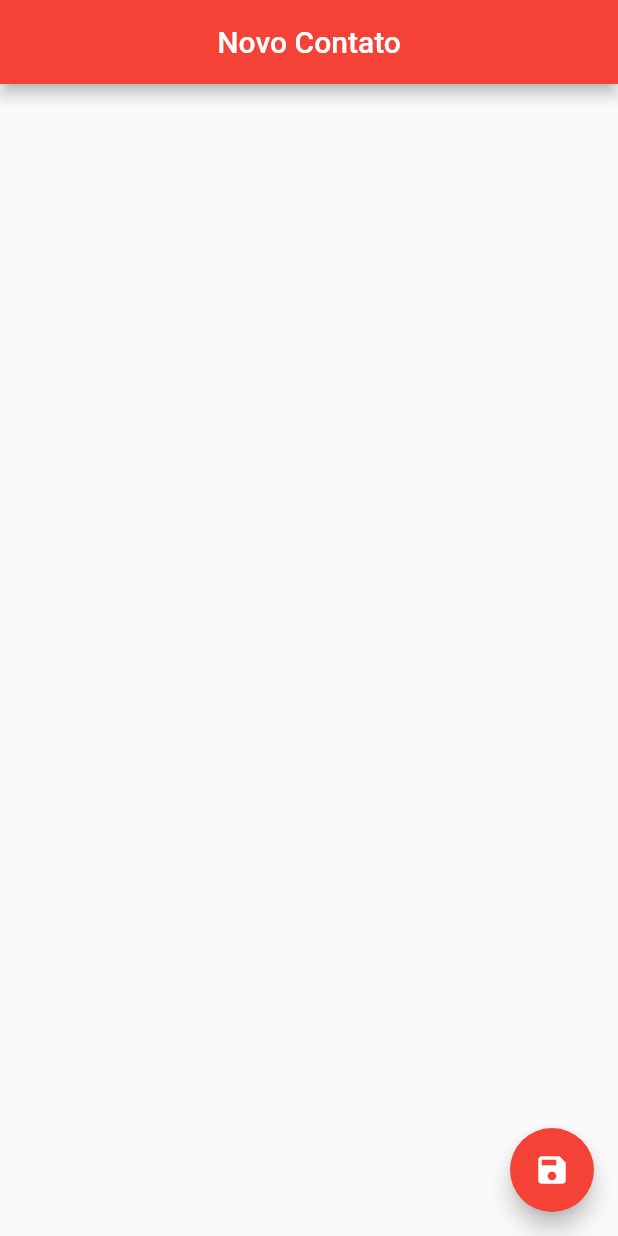
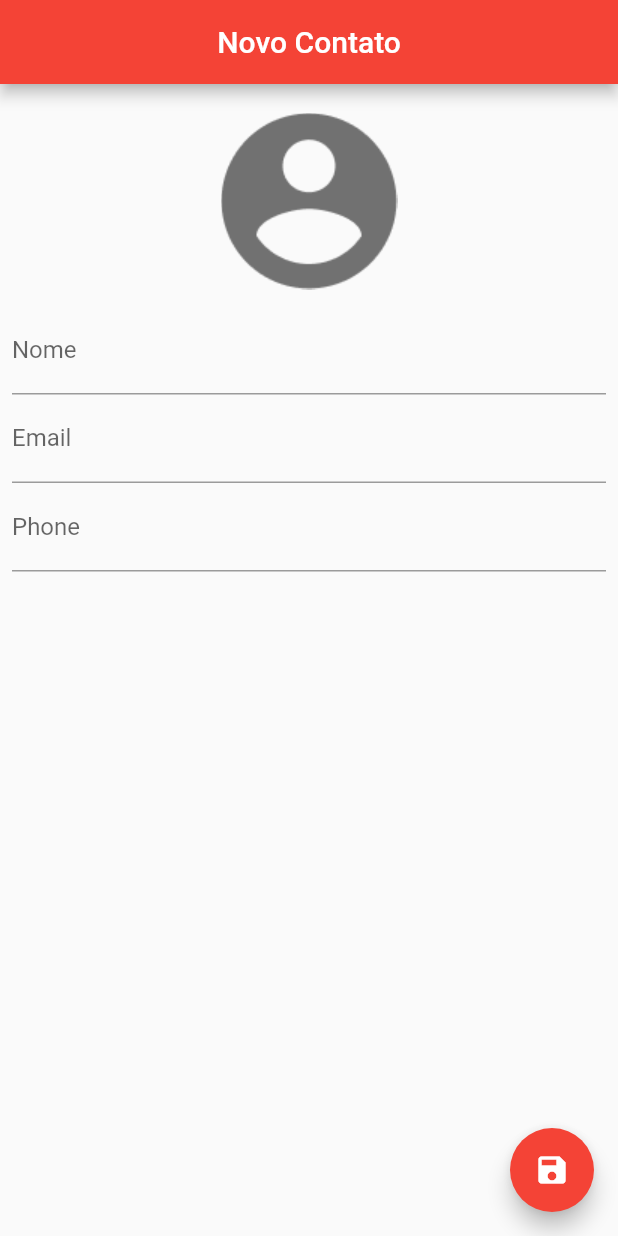
Before and after one commit to GlHenrique/flutter_contact_book, a Flutter app: the screen it shows after launch, on a phone screen of 412 x 824 dp. Run offline on Flutter 3.47's test engine with Material 2 defaults, Android fonts, the phone set to English and light mode, and no system bars; our stand-ins replace sqflite; accounts and stored records are empty.

Commit message:
feat: layout contact details

```diff
--- a/lib/ui/pages/contact_page.dart
+++ b/lib/ui/pages/contact_page.dart
@@ -1,3 +1,5 @@
+import 'dart:io';
+
 import 'package:flutter/material.dart';
 import 'package:flutter_contact_book/helpers/contact_helper.dart';
 
@@ -11,6 +13,10 @@ class ContactPage extends StatefulWidget {
 
 class _ContactPageState extends State<ContactPage> {
   Contact? _editedContact;
+  bool _userEdited = false;
+  final TextEditingController _nameController = TextEditingController();
+  final TextEditingController _emailController = TextEditingController();
+  final TextEditingController _phoneController = TextEditingController();
 
   @override
   void initState() {
@@ -21,6 +27,9 @@ class _ContactPageState extends State<ContactPage> {
     }
 
     _editedContact = Contact.fromMap(widget.contact!.toMap());
+    _nameController.text = _editedContact?.name ?? '';
+    _emailController.text = _editedContact?.email ?? '';
+    _phoneController.text = _editedContact?.phone ?? '';
   }
 
   @override
@@ -36,6 +45,63 @@ class _ContactPageState extends State<ContactPage> {
         child: const Icon(Icons.save),
         backgroundColor: Colors.red,
       ),
+      body: SingleChildScrollView(
+        padding: const EdgeInsets.all(8),
+        child: Column(
+          children: [
+            GestureDetector(
+              child: Container(
+                width: 140,
+                height: 140,
+                decoration: BoxDecoration(
+                    shape: BoxShape.circle,
+                    image: DecorationImage(
+                      image: _editedContact?.img != null
+                          ? FileImage(
+                              File(_editedContact?.img! ?? ''),
+                            )
+                          : const AssetImage('assets/images/person2x.png')
+                              as ImageProvider,
+                    )),
+              ),
+            ),
+            TextField(
+              controller: _nameController,
+              onChanged: (value) {
+                _userEdited = true;
+                setState(() {
+                  _editedContact?.name = value;
+                });
+              },
+              decoration: const InputDecoration(
+                label: Text('Nome'),
+              ),
+            ),
+            TextField(
+              controller: _emailController,
+              keyboardType: TextInputType.emailAddress,
+              onChanged: (value) {
+                _userEdited = true;
+                _editedContact?.email = value;
+              },
+              decoration: const InputDecoration(
+                label: Text('Email'),
+              ),
+            ),
+            TextField(
+              controller: _phoneController,
+              keyboardType: TextInputType.phone,
+              onChanged: (value) {
+                _userEdited = true;
+                _editedContact?.phone = value;
+              },
+              decoration: const InputDecoration(
+                label: Text('Phone'),
+              ),
+            ),
+          ],
+        ),
+      ),
     );
   }
 }
```
Also changed, not shown: lib/ui/widgets/avatar.dart (added, +20 -0 lines), assets/images/person2x.png, assets/images/person2x.svg (added), assets/images/person_original.svg (added).
